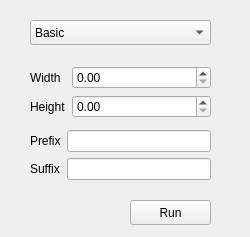
Before: the Qt Designer form windows/AutoNumbering.ui in sensehawk/qgis_plugin, drawn with Qt 5.
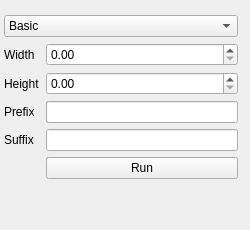
After: the same form once the commit is applied. Custom widgets are drawn as their Qt base class.

Patch:
```diff
--- a/windows/AutoNumbering.ui
+++ b/windows/AutoNumbering.ui
@@ -7,7 +7,7 @@
     <x>0</x>
     <y>0</y>
     <width>250</width>
-    <height>237</height>
+    <height>230</height>
    </rect>
   </property>
   <property name="sizePolicy">
@@ -25,15 +25,39 @@
   <property name="windowTitle">
    <string>Form</string>
   </property>
-  <widget class="QWidget" name="layoutWidget_2">
-   <property name="geometry">
-    <rect>
-     <x>30</x>
-     <y>66</y>
-     <width>181</width>
-     <height>60</height>
-    </rect>
+  <layout class="QGridLayout" name="gridLayout">
+   <property name="sizeConstraint">
+    <enum>QLayout::SetDefaultConstraint</enum>
    </property>
+   <property name="leftMargin">
+    <number>4</number>
+   </property>
+   <property name="topMargin">
+    <number>15</number>
+   </property>
+   <property name="rightMargin">
+    <number>12</number>
+   </property>
+   <item row="0" column="0">
+    <widget class="QComboBox" name="stringnum_type">
+     <item>
+      <property name="text">
+       <string>Basic</string>
+      </property>
+     </item>
+     <item>
+      <property name="text">
+       <string>Basic+module</string>
+      </property>
+     </item>
+     <item>
+      <property name="text">
+       <string>Existing+module</string>
+      </property>
+     </item>
+    </widget>
+   </item>
+   <item row="1" column="0">
    <layout class="QFormLayout" name="formLayout">
     <item row="0" column="0">
      <widget class="QLabel" name="label">
@@ -59,78 +83,36 @@
     <item row="1" column="1">
      <widget class="QgsDoubleSpinBox" name="Height"/>
     </item>
-   </layout>
-  </widget>
-  <widget class="QPushButton" name="approve">
-   <property name="geometry">
-    <rect>
-     <x>130</x>
-     <y>200</y>
-     <width>81</width>
-     <height>25</height>
-    </rect>
-   </property>
-   <property name="text">
-    <string>Run</string>
-   </property>
-  </widget>
-  <widget class="QWidget" name="layoutWidget_3">
-   <property name="geometry">
-    <rect>
-     <x>30</x>
-     <y>130</y>
-     <width>181</width>
-     <height>58</height>
-    </rect>
-   </property>
-   <layout class="QFormLayout" name="formLayout_2">
-    <item row="0" column="0">
+     <item row="2" column="0">
      <widget class="QLabel" name="label_3">
       <property name="text">
        <string>Prefix</string>
       </property>
      </widget>
     </item>
-    <item row="0" column="1">
+     <item row="2" column="1">
      <widget class="QLineEdit" name="Prefix"/>
     </item>
-    <item row="1" column="0">
+     <item row="3" column="0">
      <widget class="QLabel" name="label_4">
       <property name="text">
        <string>Suffix</string>
       </property>
      </widget>
     </item>
-    <item row="1" column="1">
+     <item row="3" column="1">
      <widget class="QLineEdit" name="Suffix"/>
     </item>
-   </layout>
-  </widget>
-  <widget class="QComboBox" name="stringnum_type">
-   <property name="geometry">
-    <rect>
-     <x>30</x>
-     <y>20</y>
-     <width>181</width>
-     <height>25</height>
-    </rect>
-   </property>
-   <item>
+     <item row="4" column="1">
+      <widget class="QPushButton" name="approve">
     <property name="text">
-     <string>Basic</string>
-    </property>
-   </item>
-   <item>
-    <property name="text">
-     <string>Basic+module</string>
-    </property>
+        <string>Run</string>
+       </property>
+      </widget>
+     </item>
+    </layout>
    </item>
-   <item>
-    <property name="text">
-     <string>Existing+module</string>
-    </property>
-   </item>
-  </widget>
+  </layout>
  </widget>
  <customwidgets>
   <customwidget>
```
Lines whose indentation alone changed are shown as unchanged.
